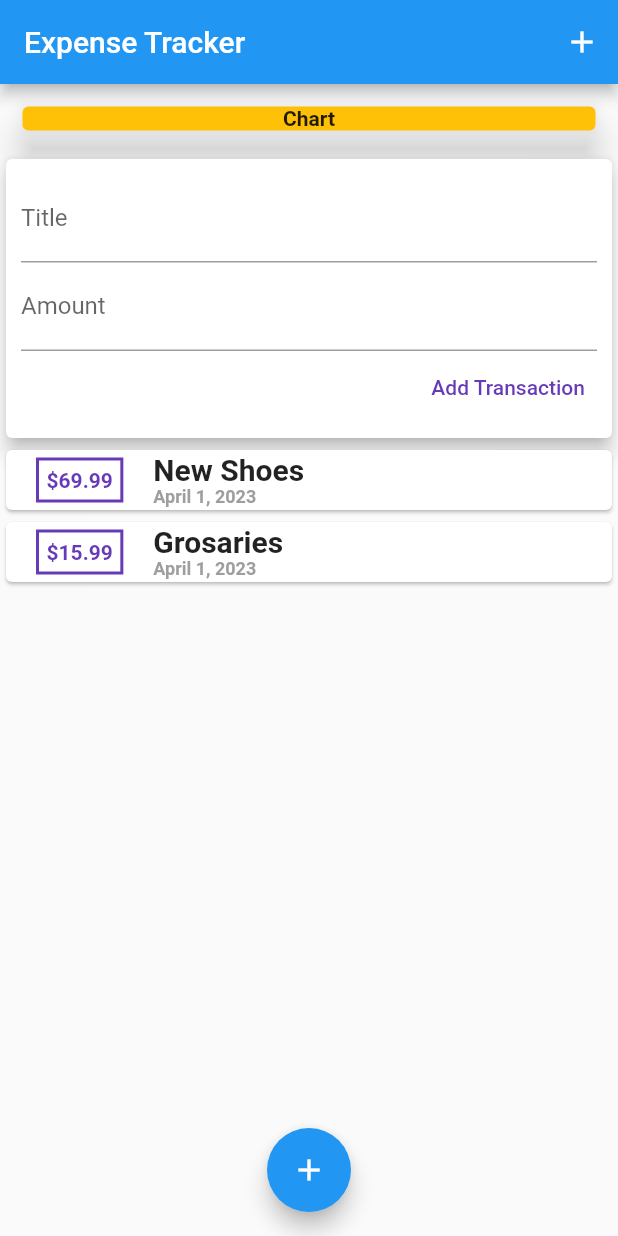
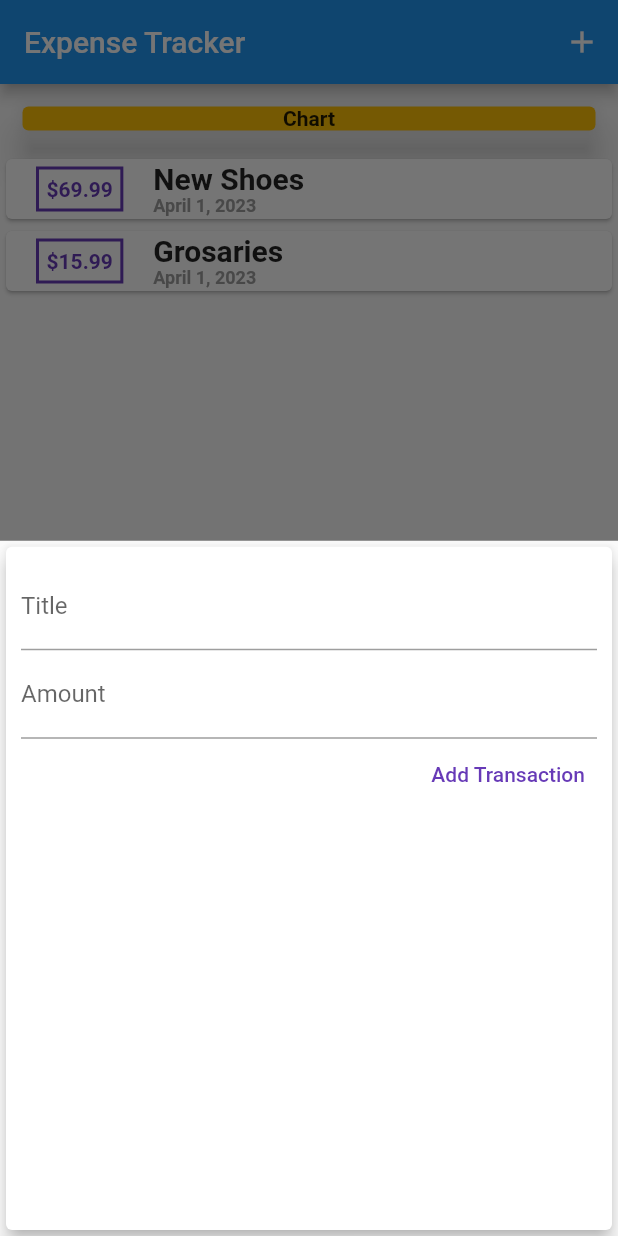
Before and after one commit to SayedTahsin/WalletWatcher, a Flutter app: the screen it shows after launch, after a tap on the "add" icon, on a phone screen of 412 x 824 dp. Run offline on Flutter 3.47's test engine with Material 2 defaults, Android fonts, the phone set to English and light mode, and no system bars.

```diff
--- a/lib/main.dart
+++ b/lib/main.dart
@@ -1,7 +1,10 @@
 // ignore_for_file: prefer_const_constructors, use_key_in_widget_constructors, prefer_const_literals_to_create_immutables, sized_box_for_whitespace
 
 import 'package:flutter/material.dart';
-import 'package:personal_expense_tracker/widgets/user_transaction.dart';
+import 'package:personal_expense_tracker/widgets/new_transaction.dart';
+import 'package:personal_expense_tracker/widgets/transaction_list.dart';
+
+import 'models/transaction.dart';
 
 void main() {
   runApp(const MyApp());
@@ -26,8 +29,30 @@ class MyHomePage extends StatefulWidget {
 }
 
 class _MyHomePageState extends State<MyHomePage> {
-  final titleController = TextEditingController();
-  final amountController = TextEditingController();
+  final List<Transaction> _userTransaction = [
+    Transaction('t1', 'New Shoes', 69.99, DateTime.now()),
+    Transaction('t2', 'Grosaries', 15.99, DateTime.now()),
+  ];
+  void _addNewTransaction(String txTitle, double txAmounnt) {
+    final newTx = Transaction(
+        DateTime.now().toString(), txTitle, txAmounnt, DateTime.now());
+    setState(() {
+      _userTransaction.add(newTx);
+    });
+  }
+
+  void _startAddNewTransaction(BuildContext ctx) {
+    showModalBottomSheet(
+        context: ctx,
+        builder: (_) {
+          return GestureDetector(
+            onTap: () {},
+            behavior: HitTestBehavior.opaque,
+            child: NewTransaction(_addNewTransaction),
+          );
+        });
+  }
+
   @override
   Widget build(BuildContext context) {
     return Scaffold(
@@ -35,7 +60,7 @@ class _MyHomePageState extends State<MyHomePage> {
         title: Text("Expense Tracker"),
         actions: [
           IconButton(
-            onPressed: () {},
+            onPressed: () => _startAddNewTransaction(context),
             icon: Icon(Icons.add),
           ),
         ],
@@ -59,14 +84,14 @@ class _MyHomePageState extends State<MyHomePage> {
                 ),
               ),
             ),
-            UserTransactions(),
+            TransactionList(_userTransaction)
           ],
         ),
       ),
       floatingActionButtonLocation: FloatingActionButtonLocation.centerFloat,
       floatingActionButton: FloatingActionButton(
         child: Icon(Icons.add),
-        onPressed: () {},
+        onPressed: () => _startAddNewTransaction(context),
       ),
     );
   }
--- a/lib/widgets/user_transaction.dart
+++ /dev/null
@@ -1,38 +0,0 @@
-// ignore_for_file: prefer_const_constructors, unused_element, unused_local_variable
-
-import 'package:flutter/cupertino.dart';
-import 'package:personal_expense_tracker/widgets/transaction_list.dart';
-
-import '../models/transaction.dart';
-import 'new_transaction.dart';
-
-class UserTransactions extends StatefulWidget {
-  const UserTransactions({super.key});
-
-  @override
-  State<UserTransactions> createState() => _UserTransactionsState();
-}
-
-class _UserTransactionsState extends State<UserTransactions> {
-  final List<Transaction> _userTransaction = [
-    Transaction('t1', 'New Shoes', 69.99, DateTime.now()),
-    Transaction('t2', 'Grosaries', 15.99, DateTime.now()),
-  ];
-  void _addNewTransaction(String txTitle, double txAmounnt) {
-    final newTx = Transaction(
-        DateTime.now().toString(), txTitle, txAmounnt, DateTime.now());
-    setState(() {
-      _userTransaction.add(newTx);
-    });
-  }
-
-  @override
-  Widget build(BuildContext context) {
-    return Column(
-      children: [
-        NewTransaction(_addNewTransaction),
-        TransactionList(_userTransaction),
-      ],
-    );
-  }
-}
```
